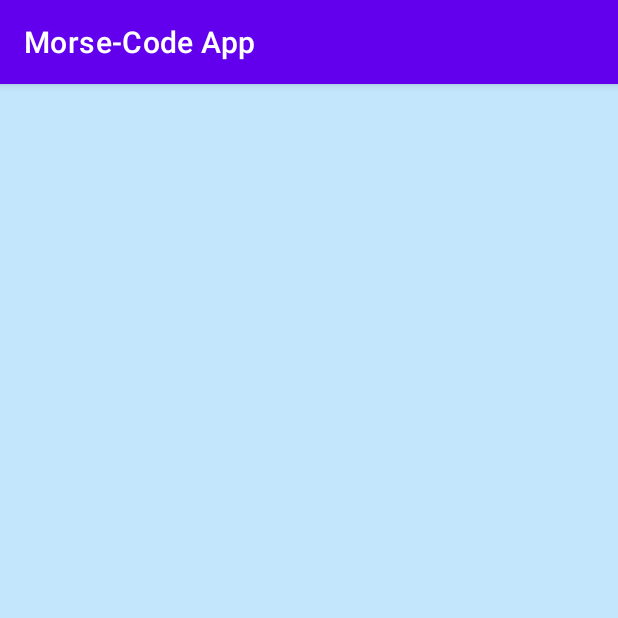
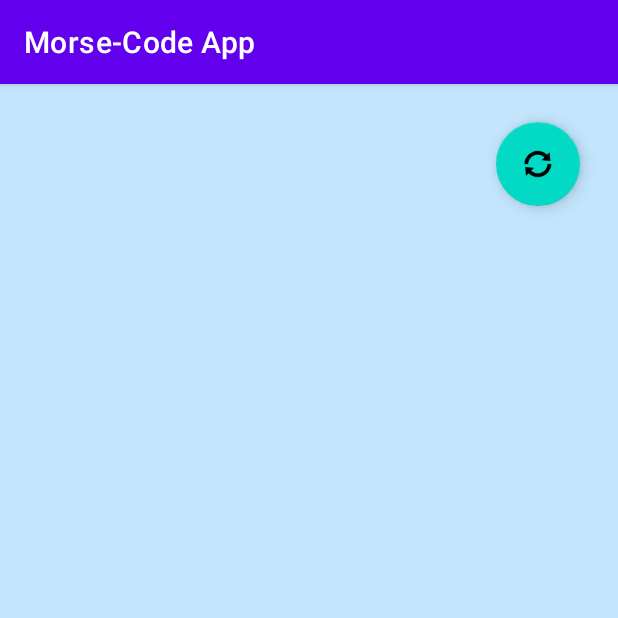
Before and after one commit to PatriceManser/UEK-M335, an Android app: the fragment SeeRequestsFragment shown on its own in the app's theme, on a phone screen of 412 x 824 dp, the top half of it. Run offline under Robolectric (Android 15) with nearby library versions, the phone set to English and light mode, and no system bars; our stand-ins replace Firebase (no records; nobody signed in at launch, a user with empty details on screens opened directly).

Commit message:
Added  a refresh Button for the list items

```diff
--- a/app/src/main/java/com/adcubum/morsecodeapp/persistence/DatabaseAdapter.kt
+++ b/app/src/main/java/com/adcubum/morsecodeapp/persistence/DatabaseAdapter.kt
@@ -59,6 +59,7 @@ class DatabaseAdapter {
                             requestItems.sortedByDescending { it.timestamp }.map {
                                 """
                                     |${it.message}
+                                    |
                                     |${it.timestamp.format(DateTimeFormatter.ofPattern("dd/MM/yyyy\thh:mm:ss"))}
                                     |GeoLocation= Long: ${it.geoLocation!!.long} Lat: ${it.geoLocation!!.lat}""".trimMargin()
                             }
--- a/app/src/main/java/com/adcubum/morsecodeapp/ui/main/SeeRequestsFragment.kt
+++ b/app/src/main/java/com/adcubum/morsecodeapp/ui/main/SeeRequestsFragment.kt
@@ -8,6 +8,8 @@ import androidx.fragment.app.Fragment
 import com.adcubum.morsecodeapp.R
 import com.adcubum.morsecodeapp.core.Request
 import com.adcubum.morsecodeapp.persistence.DatabaseAdapter
+import com.google.android.material.floatingactionbutton.FloatingActionButton
+import com.google.android.material.snackbar.Snackbar
 
 class SeeRequestsFragment() : Fragment() {
 
@@ -24,6 +26,12 @@ class SeeRequestsFragment() : Fragment() {
 
         databaseAdapter.updateListData(rootView)
 
+        val refreshButton: FloatingActionButton = rootView.findViewById(R.id.refreshButton)
+
+        refreshButton.setOnClickListener { view ->
+            databaseAdapter.updateListData(rootView)
+        }
+
         return rootView
     }
 
--- a/app/src/main/res/layout/fragment_see_requests.xml
+++ b/app/src/main/res/layout/fragment_see_requests.xml
@@ -1,13 +1,29 @@
 <?xml version="1.0" encoding="utf-8"?>
 <FrameLayout xmlns:android="http://schemas.android.com/apk/res/android"
+    xmlns:app="http://schemas.android.com/apk/res-auto"
     xmlns:tools="http://schemas.android.com/tools"
+    android:id="@+id/frameLayout3"
     android:layout_width="match_parent"
     android:layout_height="match_parent"
-    tools:context=".ui.main.SeeRequestsFragment"
-    android:background="#C3E6FD">
+    android:background="#C3E6FD"
+    tools:context=".ui.main.SeeRequestsFragment">
 
-    <ListView
-        android:id="@+id/requestsListView"
-        android:layout_width="match_parent"
-        android:layout_height="match_parent"/>
+        <com.google.android.material.floatingactionbutton.FloatingActionButton
+            android:id="@+id/refreshButton"
+            android:layout_width="wrap_content"
+            android:layout_height="wrap_content"
+            android:layout_margin="25dp"
+            android:layout_gravity="right"
+            android:baselineAlignBottom="true"
+            android:clickable="true"
+            android:src="@android:drawable/ic_popup_sync" />
+
+        <ListView
+            android:id="@+id/requestsListView"
+            android:layout_width="wrap_content"
+            android:layout_height="wrap_content"
+            android:layout_margin="10dp"
+            app:layout_constraintBottom_toBottomOf="parent"
+            app:layout_constraintEnd_toEndOf="parent" />
+
 </FrameLayout>
```
